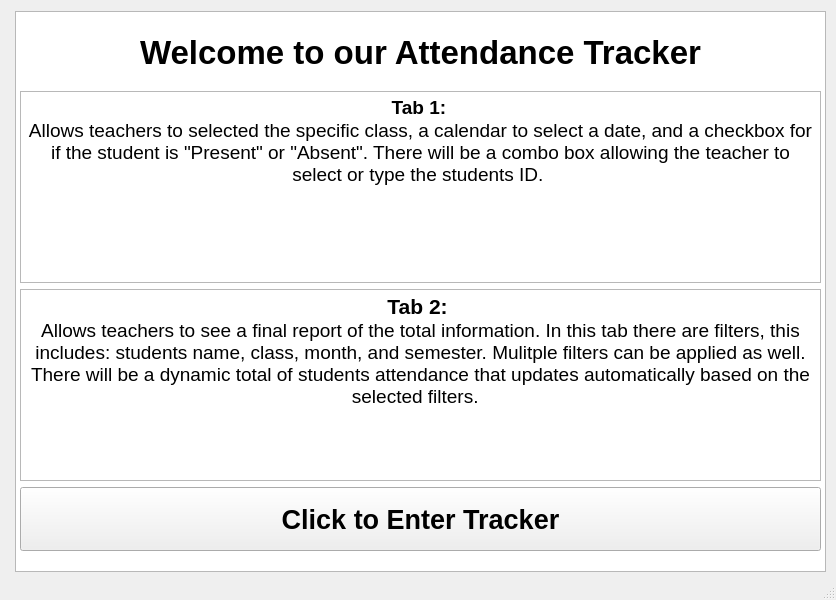
First picture: the form in ui/WelcomeScreen.ui, repository jade-od/DM-Final-Project, before the edit.
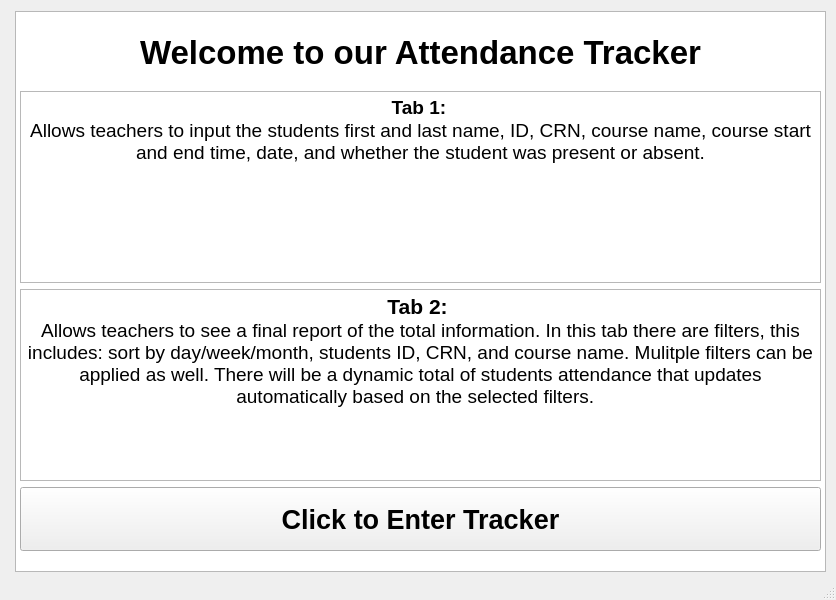
Second picture: the form after the edit.

What changed in the file:
```diff
--- a/ui/WelcomeScreen.ui
+++ b/ui/WelcomeScreen.ui
@@ -69,7 +69,7 @@
 p, li { white-space: pre-wrap; }
 &lt;/style&gt;&lt;/head&gt;&lt;body style=&quot; font-family:'MS Shell Dlg 2'; font-size:7.875pt; font-weight:400; font-style:normal;&quot;&gt;
 &lt;p align=&quot;center&quot; style=&quot; margin-top:0px; margin-bottom:0px; margin-left:0px; margin-right:0px; -qt-block-indent:0; text-indent:0px;&quot;&gt;&lt;span style=&quot; font-size:14pt; font-weight:600;&quot;&gt;Tab 1:&lt;/span&gt; &lt;/p&gt;
-&lt;p align=&quot;center&quot; style=&quot; margin-top:0px; margin-bottom:0px; margin-left:0px; margin-right:0px; -qt-block-indent:0; text-indent:0px;&quot;&gt;&lt;span style=&quot; font-size:14pt;&quot;&gt;Allows teachers to selected the specific class, a calendar to select a date, and a checkbox for if the student is &amp;quot;Present&amp;quot; or &amp;quot;Absent&amp;quot;. There will be a combo box allowing the teacher to select or type the students ID. &lt;/span&gt;&lt;/p&gt;&lt;/body&gt;&lt;/html&gt;</string>
+&lt;p align=&quot;center&quot; style=&quot; margin-top:0px; margin-bottom:0px; margin-left:0px; margin-right:0px; -qt-block-indent:0; text-indent:0px;&quot;&gt;&lt;span style=&quot; font-size:14pt;&quot;&gt;Allows teachers to input the students first and last name, ID, CRN, course name, course start and end time, date, and whether the student was present or absent.&lt;/span&gt;&lt;/p&gt;&lt;/body&gt;&lt;/html&gt;</string>
        </property>
       </widget>
      </item>
@@ -87,7 +87,7 @@
 p, li { white-space: pre-wrap; }
 &lt;/style&gt;&lt;/head&gt;&lt;body style=&quot; font-family:'MS Shell Dlg 2'; font-size:7.875pt; font-weight:400; font-style:normal;&quot;&gt;
 &lt;p align=&quot;center&quot; style=&quot; margin-top:0px; margin-bottom:0px; margin-left:0px; margin-right:0px; -qt-block-indent:0; text-indent:0px;&quot;&gt;&lt;span style=&quot; font-size:16pt; font-weight:600;&quot;&gt;Tab 2:&lt;/span&gt;&lt;span style=&quot; font-size:16pt;&quot;&gt; &lt;/span&gt;&lt;/p&gt;
-&lt;p align=&quot;center&quot; style=&quot; margin-top:0px; margin-bottom:0px; margin-left:0px; margin-right:0px; -qt-block-indent:0; text-indent:0px;&quot;&gt;&lt;span style=&quot; font-size:14pt;&quot;&gt;Allows teachers to see a final report of the total information. In this tab there are filters, this includes: students name, class, month, and semester. Mulitple filters can be applied as well. There will be a dynamic total of students attendance that updates automatically based on the selected filters.  &lt;/span&gt;&lt;/p&gt;
+&lt;p align=&quot;center&quot; style=&quot; margin-top:0px; margin-bottom:0px; margin-left:0px; margin-right:0px; -qt-block-indent:0; text-indent:0px;&quot;&gt;&lt;span style=&quot; font-size:14pt;&quot;&gt;Allows teachers to see a final report of the total information. In this tab there are filters, this includes: sort by day/week/month, students ID, CRN, and course name. Mulitple filters can be applied as well. There will be a dynamic total of students attendance that updates automatically based on the selected filters.  &lt;/span&gt;&lt;/p&gt;
 &lt;p style=&quot; margin-top:0px; margin-bottom:0px; margin-left:0px; margin-right:0px; -qt-block-indent:0; text-indent:0px;&quot;&gt;&lt;span style=&quot; font-size:8pt;&quot;&gt;&lt;br /&gt;&lt;/span&gt;&lt;/p&gt;&lt;/body&gt;&lt;/html&gt;</string>
        </property>
       </widget>
```
Left out of the diff: 8 changed lines with no effect on the pictures.
